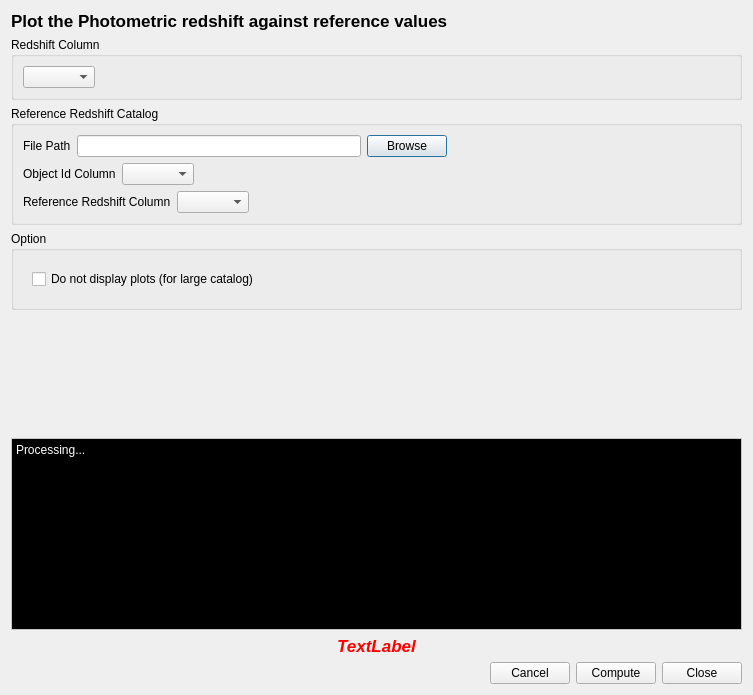
Qt form PhzQtUI/auxdir/PhzQtUI/DialogPSC.ui (astrorama/Phosphoros) before a commit.
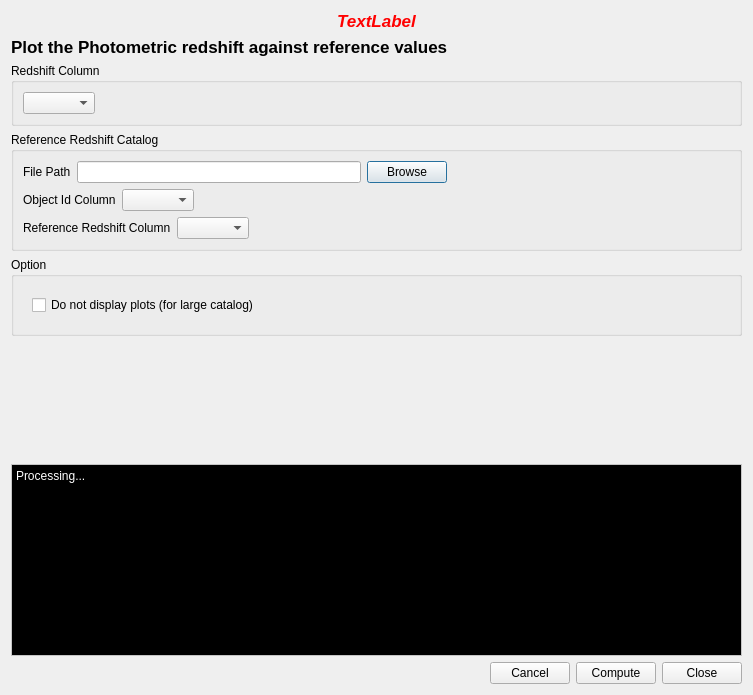
The same form after that commit.

Commit message: Changes after presentation of the refactored GUI

What changed in the file:
```diff
--- a/PhzQtUI/auxdir/PhzQtUI/DialogPSC.ui
+++ b/PhzQtUI/auxdir/PhzQtUI/DialogPSC.ui
@@ -14,6 +14,439 @@
    <string>Plot Z against ref Z</string>
   </property>
   <layout class="QVBoxLayout" name="verticalLayout">
+   <item>
+    <widget class="QLabel" name="lbl_warning">
+     <property name="palette">
+      <palette>
+       <active>
+        <colorrole role="WindowText">
+         <brush brushstyle="SolidPattern">
+          <color alpha="255">
+           <red>255</red>
+           <green>0</green>
+           <blue>0</blue>
+          </color>
+         </brush>
+        </colorrole>
+        <colorrole role="Button">
+         <brush brushstyle="SolidPattern">
+          <color alpha="255">
+           <red>255</red>
+           <green>0</green>
+           <blue>0</blue>
+          </color>
+         </brush>
+        </colorrole>
+        <colorrole role="Light">
+         <brush brushstyle="SolidPattern">
+          <color alpha="255">
+           <red>255</red>
+           <green>127</green>
+           <blue>127</blue>
+          </color>
+         </brush>
+        </colorrole>
+        <colorrole role="Midlight">
+         <brush brushstyle="SolidPattern">
+          <color alpha="255">
+           <red>255</red>
+           <green>63</green>
+           <blue>63</blue>
+          </color>
+         </brush>
+        </colorrole>
+        <colorrole role="Dark">
+         <brush brushstyle="SolidPattern">
+          <color alpha="255">
+           <red>127</red>
+           <green>0</green>
+           <blue>0</blue>
+          </color>
+         </brush>
+        </colorrole>
+        <colorrole role="Mid">
+         <brush brushstyle="SolidPattern">
+          <color alpha="255">
+           <red>170</red>
+           <green>0</green>
+           <blue>0</blue>
+          </color>
+         </brush>
+        </colorrole>
+        <colorrole role="Text">
+         <brush brushstyle="SolidPattern">
+          <color alpha="255">
+           <red>255</red>
+           <green>0</green>
+           <blue>0</blue>
+          </color>
+         </brush>
+        </colorrole>
+        <colorrole role="BrightText">
+         <brush brushstyle="SolidPattern">
+          <color alpha="255">
+           <red>255</red>
+           <green>255</green>
+           <blue>255</blue>
+          </color>
+         </brush>
+        </colorrole>
+        <colorrole role="ButtonText">
+         <brush brushstyle="SolidPattern">
+          <color alpha="255">
+           <red>0</red>
+           <green>0</green>
+           <blue>0</blue>
+          </color>
+         </brush>
+        </colorrole>
+        <colorrole role="Base">
+         <brush brushstyle="SolidPattern">
+          <color alpha="255">
+           <red>255</red>
+           <green>255</green>
+           <blue>255</blue>
+          </color>
+         </brush>
+        </colorrole>
+        <colorrole role="Window">
+         <brush brushstyle="SolidPattern">
+          <color alpha="255">
+           <red>255</red>
+           <green>0</green>
+           <blue>0</blue>
+          </color>
+         </brush>
+        </colorrole>
+        <colorrole role="Shadow">
+         <brush brushstyle="SolidPattern">
+          <color alpha="255">
+           <red>0</red>
+           <green>0</green>
+           <blue>0</blue>
+          </color>
+         </brush>
+        </colorrole>
+        <colorrole role="AlternateBase">
+         <brush brushstyle="SolidPattern">
+          <color alpha="255">
+           <red>255</red>
+           <green>127</green>
+           <blue>127</blue>
+          </color>
+         </brush>
+        </colorrole>
+        <colorrole role="ToolTipBase">
+         <brush brushstyle="SolidPattern">
+          <color alpha="255">
+           <red>255</red>
+           <green>255</green>
+           <blue>220</blue>
+          </color>
+         </brush>
+        </colorrole>
+        <colorrole role="ToolTipText">
+         <brush brushstyle="SolidPattern">
+          <color alpha="255">
+           <red>0</red>
+           <green>0</green>
+           <blue>0</blue>
+          </color>
+         </brush>
+        </colorrole>
+       </active>
+       <inactive>
+        <colorrole role="WindowText">
+         <brush brushstyle="SolidPattern">
+          <color alpha="255">
+           <red>255</red>
+           <green>0</green>
+           <blue>0</blue>
+          </color>
+         </brush>
+        </colorrole>
+        <colorrole role="Button">
+         <brush brushstyle="SolidPattern">
+          <color alpha="255">
+           <red>255</red>
+           <green>0</green>
+           <blue>0</blue>
+          </color>
+         </brush>
+        </colorrole>
+        <colorrole role="Light">
+         <brush brushstyle="SolidPattern">
+          <color alpha="255">
+           <red>255</red>
+           <green>127</green>
+           <blue>127</blue>
+          </color>
+         </brush>
+        </colorrole>
+        <colorrole role="Midlight">
+         <brush brushstyle="SolidPattern">
+          <color alpha="255">
+           <red>255</red>
+           <green>63</green>
+           <blue>63</blue>
+          </color>
+         </brush>
+        </colorrole>
+        <colorrole role="Dark">
+         <brush brushstyle="SolidPattern">
+          <color alpha="255">
+           <red>127</red>
+           <green>0</green>
+           <blue>0</blue>
+          </color>
+         </brush>
+        </colorrole>
+        <colorrole role="Mid">
+         <brush brushstyle="SolidPattern">
+          <color alpha="255">
+           <red>170</red>
+           <green>0</green>
+           <blue>0</blue>
+          </color>
+         </brush>
+        </colorrole>
+        <colorrole role="Text">
+         <brush brushstyle="SolidPattern">
+          <color alpha="255">
+           <red>255</red>
+           <green>0</green>
+           <blue>0</blue>
+          </color>
+         </brush>
+        </colorrole>
+        <colorrole role="BrightText">
+         <brush brushstyle="SolidPattern">
+          <color alpha="255">
+           <red>255</red>
+           <green>255</green>
+           <blue>255</blue>
+          </color>
+         </brush>
+        </colorrole>
+        <colorrole role="ButtonText">
+         <brush brushstyle="SolidPattern">
+          <color alpha="255">
+           <red>0</red>
+           <green>0</green>
+           <blue>0</blue>
+          </color>
+         </brush>
+        </colorrole>
+        <colorrole role="Base">
+         <brush brushstyle="SolidPattern">
+          <color alpha="255">
+           <red>255</red>
+           <green>255</green>
+           <blue>255</blue>
+          </color>
+         </brush>
+        </colorrole>
+        <colorrole role="Window">
+         <brush brushstyle="SolidPattern">
+          <color alpha="255">
+           <red>255</red>
+           <green>0</green>
+           <blue>0</blue>
+          </color>
+         </brush>
+        </colorrole>
+        <colorrole role="Shadow">
+         <brush brushstyle="SolidPattern">
+          <color alpha="255">
+           <red>0</red>
+           <green>0</green>
+           <blue>0</blue>
+          </color>
+         </brush>
+        </colorrole>
+        <colorrole role="AlternateBase">
+         <brush brushstyle="SolidPattern">
+          <color alpha="255">
+           <red>255</red>
+           <green>127</green>
+           <blue>127</blue>
+          </color>
+         </brush>
+        </colorrole>
+        <colorrole role="ToolTipBase">
+         <brush brushstyle="SolidPattern">
+          <color alpha="255">
+           <red>255</red>
+           <green>255</green>
+           <blue>220</blue>
+          </color>
+         </brush>
+        </colorrole>
+        <colorrole role="ToolTipText">
+         <brush brushstyle="SolidPattern">
+          <color alpha="255">
+           <red>0</red>
+           <green>0</green>
+           <blue>0</blue>
+          </color>
+         </brush>
+        </colorrole>
+       </inactive>
+       <disabled>
+        <colorrole role="WindowText">
+         <brush brushstyle="SolidPattern">
+          <color alpha="255">
+           <red>127</red>
+           <green>0</green>
+           <blue>0</blue>
+          </color>
+         </brush>
+        </colorrole>
+        <colorrole role="Button">
+         <brush brushstyle="SolidPattern">
+          <color alpha="255">
+           <red>255</red>
+           <green>0</green>
+           <blue>0</blue>
+          </color>
+         </brush>
+        </colorrole>
+        <colorrole role="Light">
+         <brush brushstyle="SolidPattern">
+          <color alpha="255">
+           <red>255</red>
+           <green>127</green>
+           <blue>127</blue>
+          </color>
+         </brush>
+        </colorrole>
+        <colorrole role="Midlight">
+         <brush brushstyle="SolidPattern">
+          <color alpha="255">
+           <red>255</red>
+           <green>63</green>
+           <blue>63</blue>
+          </color>
+         </brush>
+        </colorrole>
+        <colorrole role="Dark">
+         <brush brushstyle="SolidPattern">
+          <color alpha="255">
+           <red>127</red>
+           <green>0</green>
+           <blue>0</blue>
+          </color>
+         </brush>
+        </colorrole>
+        <colorrole role="Mid">
+         <brush brushstyle="SolidPattern">
+          <color alpha="255">
+           <red>170</red>
+           <green>0</green>
+           <blue>0</blue>
+          </color>
+         </brush>
+        </colorrole>
+        <colorrole role="Text">
+         <brush brushstyle="SolidPattern">
+          <color alpha="255">
+           <red>127</red>
+           <green>0</green>
+           <blue>0</blue>
+          </color>
+         </brush>
+        </colorrole>
+        <colorrole role="BrightText">
+         <brush brushstyle="SolidPattern">
+          <color alpha="255">
+           <red>255</red>
+           <green>255</green>
+           <blue>255</blue>
+          </color>
+         </brush>
+        </colorrole>
+        <colorrole role="ButtonText">
+         <brush brushstyle="SolidPattern">
+          <color alpha="255">
+           <red>127</red>
+           <green>0</green>
+           <blue>0</blue>
+          </color>
+         </brush>
+        </colorrole>
+        <colorrole role="Base">
+         <brush brushstyle="SolidPattern">
+          <color alpha="255">
+           <red>255</red>
+           <green>0</green>
+           <blue>0</blue>
+          </color>
+         </brush>
+        </colorrole>
+        <colorrole role="Window">
+         <brush brushstyle="SolidPattern">
+          <color alpha="255">
+           <red>255</red>
+           <green>0</green>
+           <blue>0</blue>
+          </color>
+         </brush>
+        </colorrole>
+        <colorrole role="Shadow">
+         <brush brushstyle="SolidPattern">
+          <color alpha="255">
+           <red>0</red>
+           <green>0</green>
+           <blue>0</blue>
+          </color>
+         </brush>
+        </colorrole>
+        <colorrole role="AlternateBase">
+         <brush brushstyle="SolidPattern">
+          <color alpha="255">
+           <red>255</red>
+           <green>0</green>
+           <blue>0</blue>
+          </color>
+         </brush>
+        </colorrole>
+        <colorrole role="ToolTipBase">
+         <brush brushstyle="SolidPattern">
+          <color alpha="255">
+           <red>255</red>
+           <green>255</green>
+           <blue>220</blue>
+          </color>
+         </brush>
+        </colorrole>
+        <colorrole role="ToolTipText">
+         <brush brushstyle="SolidPattern">
+          <color alpha="255">
+           <red>0</red>
+           <green>0</green>
+           <blue>0</blue>
+          </color>
+         </brush>
+        </colorrole>
+       </disabled>
+      </palette>
+     </property>
+     <property name="font">
+      <font>
+       <pointsize>13</pointsize>
+       <weight>75</weight>
+       <italic>true</italic>
+       <bold>true</bold>
+      </font>
+     </property>
+     <property name="text">
+      <string>TextLabel</string>
+     </property>
+     <property name="alignment">
+      <set>Qt::AlignCenter</set>
+     </property>
+    </widget>
+   </item>
    <item>
     <layout class="QHBoxLayout" name="horizontalLayout">
      <item>
@@ -638,439 +1071,6 @@
      </property>
     </widget>
    </item>
-   <item>
-    <widget class="QLabel" name="lbl_warning">
-     <property name="palette">
-      <palette>
-       <active>
-        <colorrole role="WindowText">
-         <brush brushstyle="SolidPattern">
-          <color alpha="255">
-           <red>255</red>
-           <green>0</green>
-           <blue>0</blue>
-          </color>
-         </brush>
-        </colorrole>
-        <colorrole role="Button">
-         <brush brushstyle="SolidPattern">
-          <color alpha="255">
-           <red>255</red>
-           <green>0</green>
-           <blue>0</blue>
-          </color>
-         </brush>
-        </colorrole>
-        <colorrole role="Light">
-         <brush brushstyle="SolidPattern">
-          <color alpha="255">
-           <red>255</red>
-           <green>127</green>
-           <blue>127</blue>
-          </color>
-         </brush>
-        </colorrole>
-        <colorrole role="Midlight">
-         <brush brushstyle="SolidPattern">
-          <color alpha="255">
-           <red>255</red>
-           <green>63</green>
-           <blue>63</blue>
-          </color>
-         </brush>
-        </colorrole>
-        <colorrole role="Dark">
-         <brush brushstyle="SolidPattern">
-          <color alpha="255">
-           <red>127</red>
-           <green>0</green>
-           <blue>0</blue>
-          </color>
-         </brush>
-        </colorrole>
-        <colorrole role="Mid">
-         <brush brushstyle="SolidPattern">
-          <color alpha="255">
-           <red>170</red>
-           <green>0</green>
-           <blue>0</blue>
-          </color>
-         </brush>
-        </colorrole>
-        <colorrole role="Text">
-         <brush brushstyle="SolidPattern">
-          <color alpha="255">
-           <red>255</red>
-           <green>0</green>
-           <blue>0</blue>
-          </color>
-         </brush>
-        </colorrole>
-        <colorrole role="BrightText">
-         <brush brushstyle="SolidPattern">
-          <color alpha="255">
-           <red>255</red>
-           <green>255</green>
-           <blue>255</blue>
-          </color>
-         </brush>
-        </colorrole>
-        <colorrole role="ButtonText">
-         <brush brushstyle="SolidPattern">
-          <color alpha="255">
-           <red>0</red>
-           <green>0</green>
-           <blue>0</blue>
-          </color>
-         </brush>
-        </colorrole>
-        <colorrole role="Base">
-         <brush brushstyle="SolidPattern">
-          <color alpha="255">
-           <red>255</red>
-           <green>255</green>
-           <blue>255</blue>
-          </color>
-         </brush>
-        </colorrole>
-        <colorrole role="Window">
-         <brush brushstyle="SolidPattern">
-          <color alpha="255">
-           <red>255</red>
-           <green>0</green>
-           <blue>0</blue>
-          </color>
-         </brush>
-        </colorrole>
-        <colorrole role="Shadow">
-         <brush brushstyle="SolidPattern">
-          <color alpha="255">
-           <red>0</red>
-           <green>0</green>
-           <blue>0</blue>
-          </color>
-         </brush>
-        </colorrole>
-        <colorrole role="AlternateBase">
-         <brush brushstyle="SolidPattern">
-          <color alpha="255">
-           <red>255</red>
-           <green>127</green>
-           <blue>127</blue>
-          </color>
-         </brush>
-        </colorrole>
-        <colorrole role="ToolTipBase">
-         <brush brushstyle="SolidPattern">
-          <color alpha="255">
-           <red>255</red>
-           <green>255</green>
-           <blue>220</blue>
-          </color>
-         </brush>
-        </colorrole>
-        <colorrole role="ToolTipText">
-         <brush brushstyle="SolidPattern">
-          <color alpha="255">
-           <red>0</red>
-           <green>0</green>
-           <blue>0</blue>
-          </color>
-         </brush>
-        </colorrole>
-       </active>
-       <inactive>
-        <colorrole role="WindowText">
-         <brush brushstyle="SolidPattern">
-          <color alpha="255">
-           <red>255</red>
-           <green>0</green>
-           <blue>0</blue>
-          </color>
-         </brush>
-        </colorrole>
-        <colorrole role="Button">
-         <brush brushstyle="SolidPattern">
-          <color alpha="255">
-           <red>255</red>
-           <green>0</green>
-           <blue>0</blue>
-          </color>
-         </brush>
-        </colorrole>
-        <colorrole role="Light">
-         <brush brushstyle="SolidPattern">
-          <color alpha="255">
-           <red>255</red>
-           <green>127</green>
-           <blue>127</blue>
-          </color>
-         </brush>
-        </colorrole>
-        <colorrole role="Midlight">
-         <brush brushstyle="SolidPattern">
-          <color alpha="255">
-           <red>255</red>
-           <green>63</green>
-           <blue>63</blue>
-          </color>
-         </brush>
-        </colorrole>
-        <colorrole role="Dark">
-         <brush brushstyle="SolidPattern">
-          <color alpha="255">
-           <red>127</red>
-           <green>0</green>
-           <blue>0</blue>
-          </color>
-         </brush>
-        </colorrole>
-        <colorrole role="Mid">
-         <brush brushstyle="SolidPattern">
-          <color alpha="255">
-           <red>170</red>
-           <green>0</green>
-           <blue>0</blue>
-          </color>
-         </brush>
-        </colorrole>
-        <colorrole role="Text">
-         <brush brushstyle="SolidPattern">
-          <color alpha="255">
-           <red>255</red>
-           <green>0</green>
-           <blue>0</blue>
-          </color>
-         </brush>
-        </colorrole>
-        <colorrole role="BrightText">
-         <brush brushstyle="SolidPattern">
-          <color alpha="255">
-           <red>255</red>
-           <green>255</green>
-           <blue>255</blue>
-          </color>
-         </brush>
-        </colorrole>
-        <colorrole role="ButtonText">
-         <brush brushstyle="SolidPattern">
-          <color alpha="255">
-           <red>0</red>
-           <green>0</green>
-           <blue>0</blue>
-          </color>
-         </brush>
-        </colorrole>
-        <colorrole role="Base">
-         <brush brushstyle="SolidPattern">
-          <color alpha="255">
-           <red>255</red>
-           <green>255</green>
-           <blue>255</blue>
-          </color>
-         </brush>
-        </colorrole>
-        <colorrole role="Window">
-         <brush brushstyle="SolidPattern">
-          <color alpha="255">
-           <red>255</red>
-           <green>0</green>
-           <blue>0</blue>
-          </color>
-         </brush>
-        </colorrole>
-        <colorrole role="Shadow">
-         <brush brushstyle="SolidPattern">
-          <color alpha="255">
-           <red>0</red>
-           <green>0</green>
-           <blue>0</blue>
-          </color>
-         </brush>
-        </colorrole>
-        <colorrole role="AlternateBase">
-         <brush brushstyle="SolidPattern">
-          <color alpha="255">
-           <red>255</red>
-           <green>127</green>
-           <blue>127</blue>
-          </color>
-         </brush>
-        </colorrole>
-        <colorrole role="ToolTipBase">
-         <brush brushstyle="SolidPattern">
-          <color alpha="255">
-           <red>255</red>
-           <green>255</green>
-           <blue>220</blue>
-          </color>
-         </brush>
-        </colorrole>
-        <colorrole role="ToolTipText">
-         <brush brushstyle="SolidPattern">
-          <color alpha="255">
-           <red>0</red>
-           <green>0</green>
-           <blue>0</blue>
-          </color>
-         </brush>
-        </colorrole>
-       </inactive>
-       <disabled>
-        <colorrole role="WindowText">
-         <brush brushstyle="SolidPattern">
-          <color alpha="255">
-           <red>127</red>
-           <green>0</green>
-           <blue>0</blue>
-          </color>
-         </brush>
-        </colorrole>
-        <colorrole role="Button">
-         <brush brushstyle="SolidPattern">
-          <color alpha="255">
-           <red>255</red>
-           <green>0</green>
-           <blue>0</blue>
-          </color>
-         </brush>
-        </colorrole>
-        <colorrole role="Light">
-         <brush brushstyle="SolidPattern">
-          <color alpha="255">
-           <red>255</red>
-           <green>127</green>
-           <blue>127</blue>
-          </color>
-         </brush>
-        </colorrole>
-        <colorrole role="Midlight">
-         <brush brushstyle="SolidPattern">
-          <color alpha="255">
-           <red>255</red>
-           <green>63</green>
-           <blue>63</blue>
-          </color>
-         </brush>
-        </colorrole>
-        <colorrole role="Dark">
-         <brush brushstyle="SolidPattern">
-          <color alpha="255">
-           <red>127</red>
-           <green>0</green>
-           <blue>0</blue>
-          </color>
-         </brush>
-        </colorrole>
-        <colorrole role="Mid">
-         <brush brushstyle="SolidPattern">
-          <color alpha="255">
-           <red>170</red>
-           <green>0</green>
-           <blue>0</blue>
-          </color>
-         </brush>
-        </colorrole>
-        <colorrole role="Text">
-         <brush brushstyle="SolidPattern">
-          <color alpha="255">
-           <red>127</red>
-           <green>0</green>
-           <blue>0</blue>
-          </color>
-         </brush>
-        </colorrole>
-        <colorrole role="BrightText">
-         <brush brushstyle="SolidPattern">
-          <color alpha="255">
-           <red>255</red>
-           <green>255</green>
-           <blue>255</blue>
-          </color>
-         </brush>
-        </colorrole>
-        <colorrole role="ButtonText">
-         <brush brushstyle="SolidPattern">
-          <color alpha="255">
-           <red>127</red>
-           <green>0</green>
-           <blue>0</blue>
-          </color>
-         </brush>
-        </colorrole>
-        <colorrole role="Base">
-         <brush brushstyle="SolidPattern">
-          <color alpha="255">
-           <red>255</red>
-           <green>0</green>
-           <blue>0</blue>
-          </color>
-         </brush>
-        </colorrole>
-        <colorrole role="Window">
-         <brush brushstyle="SolidPattern">
-          <color alpha="255">
-           <red>255</red>
-           <green>0</green>
-           <blue>0</blue>
-          </color>
-         </brush>
-        </colorrole>
-        <colorrole role="Shadow">
-         <brush brushstyle="SolidPattern">
-          <color alpha="255">
-           <red>0</red>
-           <green>0</green>
-           <blue>0</blue>
-          </color>
-         </brush>
-        </colorrole>
-        <colorrole role="AlternateBase">
-         <brush brushstyle="SolidPattern">
-          <color alpha="255">
-           <red>255</red>
-           <green>0</green>
-           <blue>0</blue>
-          </color>
-         </brush>
-        </colorrole>
-        <colorrole role="ToolTipBase">
-         <brush brushstyle="SolidPattern">
-          <color alpha="255">
-           <red>255</red>
-           <green>255</green>
-           <blue>220</blue>
-          </color>
-         </brush>
-        </colorrole>
-        <colorrole role="ToolTipText">
-         <brush brushstyle="SolidPattern">
-          <color alpha="255">
-           <red>0</red>
-           <green>0</green>
-           <blue>0</blue>
-          </color>
-         </brush>
-        </colorrole>
-       </disabled>
-      </palette>
-     </property>
-     <property name="font">
-      <font>
-       <pointsize>13</pointsize>
-       <weight>75</weight>
-       <italic>true</italic>
-       <bold>true</bold>
-      </font>
-     </property>
-     <property name="text">
-      <string>TextLabel</string>
-     </property>
-     <property name="alignment">
-      <set>Qt::AlignCenter</set>
-     </property>
-    </widget>
-   </item>
    <item>
     <layout class="QHBoxLayout" name="horizontalLayout_2">
      <item>
```
The commit also changes 6 other files.
